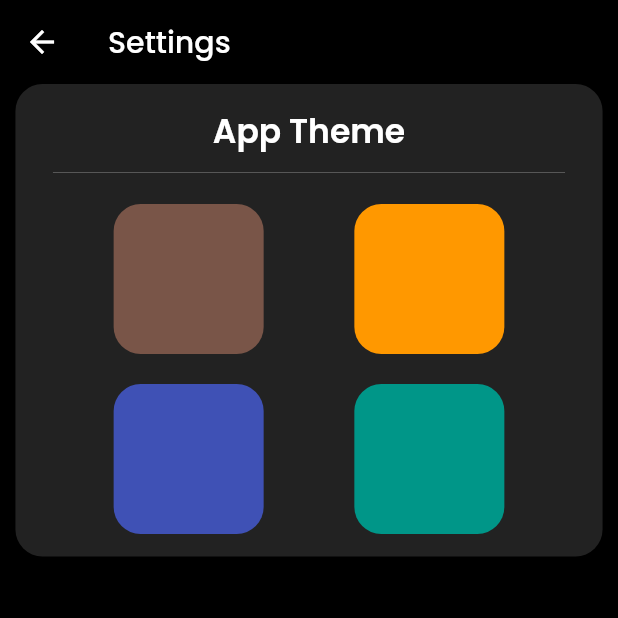
After one commit to GPSxtreme/chatEx, a Flutter app: the SettingsScreen screen opened by its route, on a phone screen of 412 x 824 dp, the top half of it. The commit adds this screen. Run offline on Flutter 3.47's test engine with Material 2 defaults, Android fonts, the phone set to English and light mode, and no system bars; our stand-ins replace animated_text_kit, auto_size_text, cached_network_image, cloud_firestore, file_picker, firebase_auth and 10 more; missing offline and left inert: external_app_launcher; accounts and stored records are empty; network calls fail.

Commit message:
added setting screen

```diff
--- a/lib/components/mainScreenDrawer.dart
+++ b/lib/components/mainScreenDrawer.dart
@@ -1,4 +1,5 @@
 import 'package:chat_room/pages/profileUserShow.dart';
+import 'package:chat_room/pages/settingsScreen.dart';
 import 'package:chat_room/pages/welcomeScreen.dart';
 import 'package:cloud_firestore/cloud_firestore.dart';
 import 'package:firebase_auth/firebase_auth.dart';
@@ -169,7 +170,9 @@ class _MainScreenDrawerState extends State<MainScreenDrawer> {
                 ),
               ),
               ListTile(
-                onTap: () {},
+                onTap: () {
+                  Navigator.pushNamed(context, SettingsScreen.id);
+                },
                 contentPadding:
                     const EdgeInsets.symmetric(horizontal: 20, vertical: 5),
                 leading: const Icon(
--- a/lib/main.dart
+++ b/lib/main.dart
@@ -1,4 +1,5 @@
 import 'package:chat_room/pages/mainScreen.dart';
+import 'package:chat_room/pages/settingsScreen.dart';
 import 'package:chat_room/pages/splashScreen.dart';
 import 'package:firebase_core/firebase_core.dart';
 import 'package:flutter/material.dart';
@@ -10,8 +11,7 @@ import 'package:chat_room/pages/profileCreate.dart';
 import 'package:chat_room/pages/profileUserShow.dart';
 import 'package:chat_room/pages/searchGroupsScreen.dart';
 
-
-Future<void> main() async{
+Future<void> main() async {
   WidgetsFlutterBinding.ensureInitialized();
   await Firebase.initializeApp();
   runApp(const MyApp());
@@ -20,22 +20,22 @@ Future<void> main() async{
 class MyApp extends StatelessWidget {
   const MyApp({Key? key}) : super(key: key);
 
-
   @override
   Widget build(BuildContext context) {
-    return   MaterialApp(
+    return MaterialApp(
       debugShowCheckedModeBanner: false,
-      initialRoute:SplashScreen.id,
+      initialRoute: SplashScreen.id,
       routes: {
-        SplashScreen.id:(context) =>const SplashScreen(),
-        welcomeScreen.id : (context) => welcomeScreen(),
+        SplashScreen.id: (context) => const SplashScreen(),
+        welcomeScreen.id: (context) => welcomeScreen(),
         loginScreen.id: (context) => loginScreen(),
-        regScreen.id:(context)=>const regScreen(),
-        profileCreate.id:(context)=>const profileCreate(),
-        MainScreen.id:(context)=>const MainScreen(),
-        SearchGroupsScreen.id:(context)=>const SearchGroupsScreen(),
-        chatScreen.id:(context)=>chatScreen(),
-        profileUserShow.id:(context)=>const profileUserShow(),
+        regScreen.id: (context) => const regScreen(),
+        profileCreate.id: (context) => const profileCreate(),
+        MainScreen.id: (context) => const MainScreen(),
+        SearchGroupsScreen.id: (context) => const SearchGroupsScreen(),
+        chatScreen.id: (context) => chatScreen(),
+        profileUserShow.id: (context) => const profileUserShow(),
+        SettingsScreen.id: (context) => const SettingsScreen(),
       },
     );
   }
--- a/lib/pages/mainScreen.dart
+++ b/lib/pages/mainScreen.dart
@@ -160,15 +160,6 @@ class _MainScreenState extends State<MainScreen> {
           actions: [
             IconButton(
                 onPressed: () {
-                  if (MainScreenTheme.mainScreenBg == Colors.black) {
-                    MainScreenTheme().brown();
-                  } else {
-                    MainScreenTheme().dark();
-                  }
-                },
-                icon: const Icon(Icons.swap_horiz_outlined)),
-            IconButton(
-                onPressed: () {
                   Navigator.pushNamed(context, SearchGroupsScreen.id);
                 },
                 icon: Icon(
--- /dev/null
+++ b/lib/pages/settingsScreen.dart
@@ -0,0 +1,134 @@
+import 'package:flutter/material.dart';
+import 'package:google_fonts/google_fonts.dart';
+import 'package:hexcolor/hexcolor.dart';
+
+class SettingsScreen extends StatefulWidget {
+  static String id = "settings_screen";
+  const SettingsScreen({super.key});
+
+  @override
+  State<SettingsScreen> createState() => _SettingsScreenState();
+}
+
+class _SettingsScreenState extends State<SettingsScreen> {
+  Color settingsScreenAppBarBg = Colors.black12;
+  Color settingsScreenAppBarTitle = Colors.white;
+  Color settingsScreenBg = Colors.black;
+  Color settingsScreenText = Colors.white;
+  @override
+  Widget build(BuildContext context) {
+    return Scaffold(
+      backgroundColor: settingsScreenBg,
+      appBar: AppBar(
+        elevation: 0,
+        title: Text(
+          "Settings",
+          style: GoogleFonts.poppins(color: settingsScreenAppBarTitle),
+        ),
+        backgroundColor: settingsScreenAppBarBg,
+      ),
+      body: SingleChildScrollView(
+        child: Column(
+          children: [
+            Center(
+              child: Container(
+                width: MediaQuery.of(context).size.width * 0.95,
+                decoration: BoxDecoration(
+                  color: HexColor("222222"),
+                  borderRadius: BorderRadius.circular(18),
+                ),
+                child: Padding(
+                  padding:
+                      const EdgeInsets.symmetric(horizontal: 5, vertical: 15),
+                  child: Column(children: [
+                    Text(
+                      "App Theme",
+                      style: GoogleFonts.poppins(
+                          color: settingsScreenText,
+                          fontSize: 22,
+                          fontWeight: FontWeight.w600),
+                      textAlign: TextAlign.left,
+                    ),
+                    const SizedBox(
+                      height: 10,
+                    ),
+                    const Divider(
+                      color: Colors.white24,
+                      indent: 20,
+                      endIndent: 20,
+                      height: 2,
+                    ),
+                    const SizedBox(
+                      height: 20,
+                    ),
+                    Row(
+                      mainAxisAlignment: MainAxisAlignment.spaceEvenly,
+                      children: const [
+                        ThemeTile(
+                          tileColor: Colors.brown,
+                        ),
+                        ThemeTile(
+                          tileColor: Colors.orange,
+                        ),
+                      ],
+                    ),
+                    const SizedBox(
+                      height: 20,
+                    ),
+                    Row(
+                      mainAxisAlignment: MainAxisAlignment.spaceEvenly,
+                      children: const [
+                        ThemeTile(
+                          tileColor: Colors.indigo,
+                        ),
+                        ThemeTile(
+                          tileColor: Colors.teal,
+                        ),
+                      ],
+                    ),
+                  ]),
+                ),
+              ),
+            )
+          ],
+        ),
+      ),
+    );
+  }
+}
+
+class ThemeTile extends StatefulWidget {
+  const ThemeTile({super.key, required this.tileColor});
+  final Color tileColor;
+  @override
+  State<ThemeTile> createState() => _ThemeTileState();
+}
+
+class _ThemeTileState extends State<ThemeTile> {
+  bool isSelected = false;
+  @override
+  Widget build(BuildContext context) {
+    return GestureDetector(
+      onTap: () {
+        if (isSelected) {
+          setState(() {
+            isSelected = false;
+          });
+        } else {
+          setState(() {
+            isSelected = true;
+          });
+        }
+      },
+      child: Container(
+        width: 100,
+        height: 100,
+        decoration: BoxDecoration(
+            color: widget.tileColor,
+            borderRadius: BorderRadius.circular(18),
+            border:
+                isSelected ? Border.all(color: Colors.blue, width: 5) : null),
+      ),
+    );
+  }
+}
```
